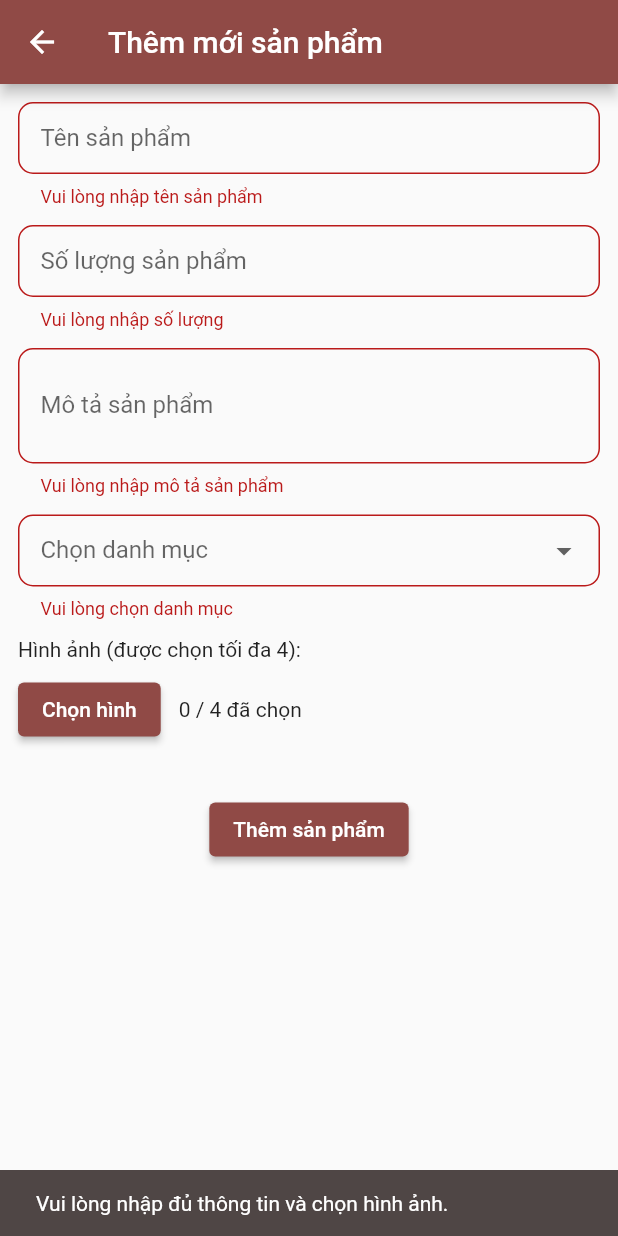
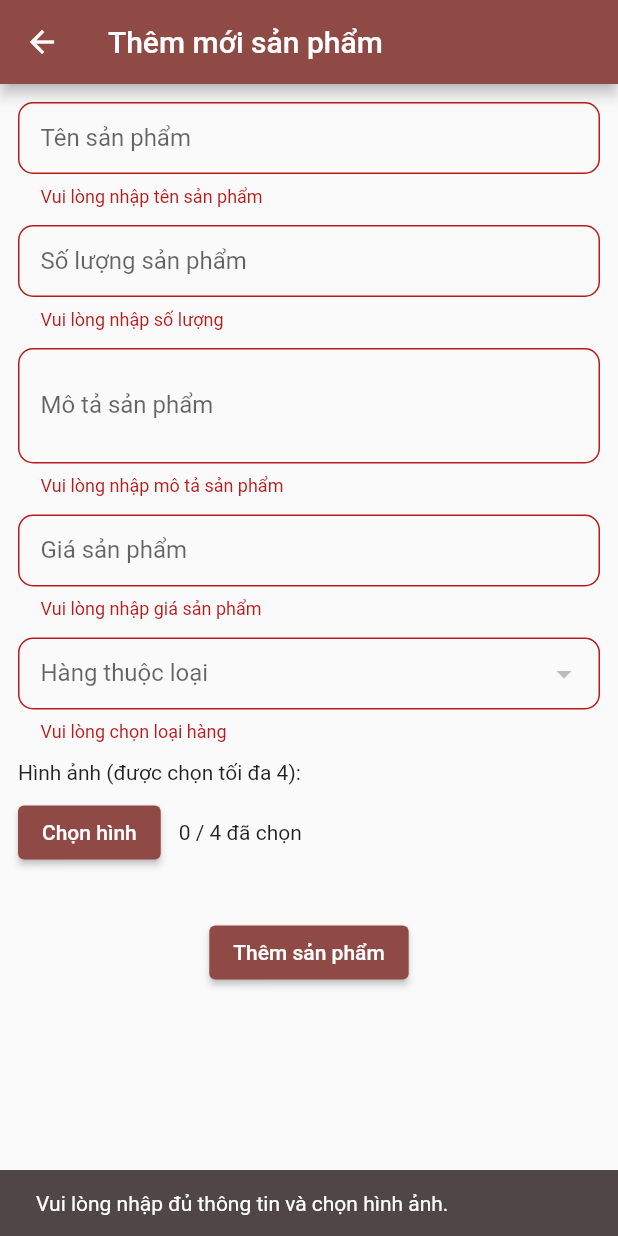
Before and after one commit to Duy-Loc/ung_dung_ban_ca_canh, a Flutter app: the AddProductScreen screen opened by its route, after a tap on "Thêm sản phẩm", on a phone screen of 412 x 824 dp. Run offline on Flutter 3.47's test engine with Material 3 defaults, Android fonts, the phone set to English and light mode, and no system bars; our stand-ins replace dio, flutter_smart_dialog, get, image_picker; missing offline and left inert: curl_logger_dio_interceptor; network calls fail.

Commit message:
update source

```diff
--- /dev/null
+++ b/lib/controller/create_product_controller.dart
@@ -0,0 +1,53 @@
+import 'dart:io';
+
+import 'package:dio/dio.dart';
+import 'package:get/get_core/src/get_main.dart';
+import 'package:get/get_navigation/get_navigation.dart';
+import 'package:get/get_rx/get_rx.dart';
+import 'package:get/get_state_manager/src/simple/get_controllers.dart';
+import '../utils/core/app_service.dart';
+
+class CreateProductController extends GetxController {
+  RxBool isPostingProduct = false.obs;
+
+
+  FetchClient apiService = FetchClient();
+  handleCreateProduct(
+      {required int quanity,
+      required String name,
+      required String description,
+      required double price,
+      required List<File> images}) async {
+    Response rs = await apiService.uploadProduct(
+        url: 'http://54.255.204.181:5212/api/products',
+        mapDataForm: {
+          'ProductName': name,
+          'Description': description,
+          'StockQuantity': quanity,
+          'Price': price,
+          'ProductImages': [await MultipartFile.fromFile(images[0].path)]
+        });
+
+    if (rs.statusCode! >= 200 && rs.statusCode! < 299) {
+      isPostingProduct.value = false;
+      Get.back() ;
+      Get.snackbar('Thông báo',"Đã thêm 1 con cá") ;
+    }
+
+  }
+
+
+}
+
+
+/*
+
+
+ FormData.fromMap({
+          'name': name,
+          'description': description,
+          'price': price,
+          'quanity': quanity,
+          'images': images
+        })
+*/
--- a/lib/controller/system_controler.dart
+++ b/lib/controller/system_controler.dart
@@ -1,4 +1,5 @@
 import 'package:get/get.dart';
+import 'package:ung_dung_ban_ca_canh/controller/create_product_controller.dart';
 import 'package:ung_dung_ban_ca_canh/controller/home_controller.dart';
 import 'package:ung_dung_ban_ca_canh/controller/register_controller.dart';
 
@@ -10,10 +11,12 @@ class SystemController extends GetxController {
   late HomeController homeController;
   late LoginController loginController;
   late RegisterController registerController;
+  late  CreateProductController createFishController;
 
   initControllerApp() {
     homeController = Get.put(HomeController());
     loginController = Get.put(LoginController());
     registerController = Get.put(RegisterController());
+    createFishController = Get.put(CreateProductController());
   }
 }
--- a/lib/screen/create_product/create_fish_screen.dart
+++ b/lib/screen/create_product/create_fish_screen.dart
@@ -1,7 +1,14 @@
 import 'dart:io';
 
 import 'package:flutter/material.dart';
+import 'package:get/get.dart';
 import 'package:image_picker/image_picker.dart';
+import 'package:intl/intl.dart';
+import 'package:ung_dung_ban_ca_canh/controller/create_product_controller.dart';
+import 'package:ung_dung_ban_ca_canh/controller/home_controller.dart';
+import 'package:ung_dung_ban_ca_canh/model/category_model.dart';
+
+import '../../utils/core/format_money.dart';
 // import 'package:image_picker/image_picker.dart';
 
 class AddProductScreen extends StatefulWidget {
@@ -13,17 +20,21 @@ class AddProductScreen extends StatefulWidget {
 
 class _AddProductScreenState extends State<AddProductScreen> {
   final _formKey = GlobalKey<FormState>();
+  final createProductController = Get.find<CreateProductController>();
   final TextEditingController _nameController = TextEditingController();
   final TextEditingController _quantityController = TextEditingController();
   final TextEditingController _descriptionController = TextEditingController();
+  final TextEditingController _priceController = TextEditingController();
   List<File> _images = [];
-  final List<Map<String, dynamic>> _categories = [
-    {'id': 1, 'nameCategory': 'Electronics'},
-    {'id': 2, 'nameCategory': 'Clothing'},
-    {'id': 3, 'nameCategory': 'Home Appliances'},
-    {'id': 4, 'nameCategory': 'Books'},
-    {'id': 5, 'nameCategory': 'Toys'},
-  ];
+  List<CategoryModel> _categories = [];
+
+  // final List<Map<String, dynamic>> _categories = [
+  //   {'id': 1, 'nameCategory': 'Electronics'},
+  //   {'id': 2, 'nameCategory': 'Clothing'},
+  //   {'id': 3, 'nameCategory': 'Home Appliances'},
+  //   {'id': 4, 'nameCategory': 'Books'},
+  //   {'id': 5, 'nameCategory': 'Toys'},
+  // ];
   String? _selectedCategory;
 
   _pickImages() async {
@@ -44,14 +55,19 @@ class _AddProductScreenState extends State<AddProductScreen> {
     if (_formKey.currentState!.validate() &&
         _images.isNotEmpty &&
         _selectedCategory != null) {
-      print('Name: ${_nameController.text}');
-      print('Quantity: ${_quantityController.text}');
-      print('Description: ${_descriptionController.text}');
-      print('Category: $_selectedCategory');
-      print('Images: ${_images.map((e) => e.path).toList()}');
-      ScaffoldMessenger.of(context).showSnackBar(
-        SnackBar(content: Text('Sản phẩm được thêm thành công!')),
-      );
+      int quanity = int.parse(_quantityController.text.toString());
+      String doubleeaa = _priceController.text.toString();
+      double price = double.parse(doubleeaa);
+
+      createProductController.handleCreateProduct(
+          quanity: quanity,
+          name: _nameController.text.toString(),
+          description: _descriptionController.text.toString(),
+          price: price,
+          images: _images);
+      // ScaffoldMessenger.of(context).showSnackBar(
+      //   SnackBar(content: Text('Sản phẩm được thêm thành công!')),
+      // );
     } else {
       ScaffoldMessenger.of(context).showSnackBar(
         SnackBar(content: Text('Vui lòng nhập đủ thông tin và chọn hình ảnh.')),
@@ -59,23 +75,32 @@ class _AddProductScreenState extends State<AddProductScreen> {
     }
   }
 
+
   InputDecoration _inputDecoration(String label) {
     return InputDecoration(
       labelText: label,
       border: OutlineInputBorder(
         borderRadius: BorderRadius.circular(10),
-        borderSide: BorderSide(color: Colors.grey, width: 1.5),
+        borderSide: const BorderSide(color: Colors.grey, width: 1.5),
       ),
       enabledBorder: OutlineInputBorder(
         borderRadius: BorderRadius.circular(10),
-        borderSide: BorderSide(color: Colors.grey, width: 1.5),
+        borderSide:const BorderSide(color: Colors.grey, width: 1.5),
       ),
       focusedBorder: OutlineInputBorder(
         borderRadius: BorderRadius.circular(10),
-        borderSide: BorderSide(color: Colors.blue, width: 2),
+        borderSide:const BorderSide(color: Colors.blue, width: 2),
       ),
-      contentPadding: EdgeInsets.symmetric(horizontal: 15, vertical: 10),
+      contentPadding:const EdgeInsets.symmetric(horizontal: 15, vertical: 10),
     );
+  }
+
+  @override
+  void initState() {
+    // TODO: implement initState
+    super.initState();
+    final homeController = Get.find<HomeController>();
+    _categories = homeController.categoriesAnc;
   }
 
   @override
@@ -117,20 +142,38 @@ class _AddProductScreenState extends State<AddProductScreen> {
                       value!.isEmpty ? 'Vui lòng nhập mô tả sản phẩm' : null,
                 ),
                 SizedBox(height: 12),
+                // Giá tiền
+                TextFormField(
+                  controller: _priceController,
+                  keyboardType: TextInputType.number,
+                  decoration: _inputDecoration('Giá sản phẩm'),
+                  onChanged: (value) {
+                    String newValue = value;
+                    _priceController.value = TextEditingValue(
+                      text: newValue,
+                      selection:
+                          TextSelection.collapsed(offset: newValue.length),
+                    );
+                  },
+                  validator: (value) =>
+                      value!.isEmpty ? 'Vui lòng nhập giá sản phẩm' : null,
+                ),
+                SizedBox(height: 12),
+
                 // Chọn danh mục
                 DropdownButtonFormField<String>(
-                  decoration: _inputDecoration('Chọn danh mục'),
+                  decoration: _inputDecoration('Hàng thuộc loại'),
                   value: _selectedCategory,
                   onChanged: (newValue) =>
                       setState(() => _selectedCategory = newValue),
                   items: _categories.map<DropdownMenuItem<String>>((category) {
                     return DropdownMenuItem<String>(
-                      value: category['nameCategory'],
-                      child: Text(category['nameCategory']),
+                      value: category.id.toString(),
+                      child: Text(category.categoryName!),
                     );
                   }).toList(),
                   validator: (value) =>
-                      value == null ? 'Vui lòng chọn danh mục' : null,
+                      value == null ? 'Vui lòng chọn loại hàng' : null,
                 ),
                 SizedBox(height: 12),
                 // Hình ảnh
@@ -159,7 +202,7 @@ class _AddProductScreenState extends State<AddProductScreen> {
                 Center(
                   child: ElevatedButton(
                     onPressed: _submitForm,
-                    child: Text('Thêm sản phẩm'),
+                    child: const Text('Thêm sản phẩm'),
                   ),
                 ),
               ],
--- a/lib/screen/home/home_screen.dart
+++ b/lib/screen/home/home_screen.dart
@@ -2,6 +2,7 @@ import 'package:flutter/material.dart';
 import 'package:get/get.dart';
 import 'package:ung_dung_ban_ca_canh/controller/home_controller.dart';
 import 'package:ung_dung_ban_ca_canh/controller/login_controller.dart';
+import 'package:ung_dung_ban_ca_canh/screen/category/category.dart';
 import 'package:ung_dung_ban_ca_canh/screen/home/filter_dialog.dart';
 
 import '../../model/product_card.dart';
@@ -145,6 +146,7 @@ class _HomeScreenState extends State<HomeScreen> {
                       title: const Text('Điều chỉnh danh mục'),
                       onTap: () {
                         Navigator.pop(context);
+                        Get.to(CategoryManagementScreen()) ;
                       },
                     )
                   : const SizedBox(),
```
Also changed, not shown: lib/screen/category/category.dart (added, +133 -0 lines), lib/utils/core/app_service.dart (+14 -0 lines).
